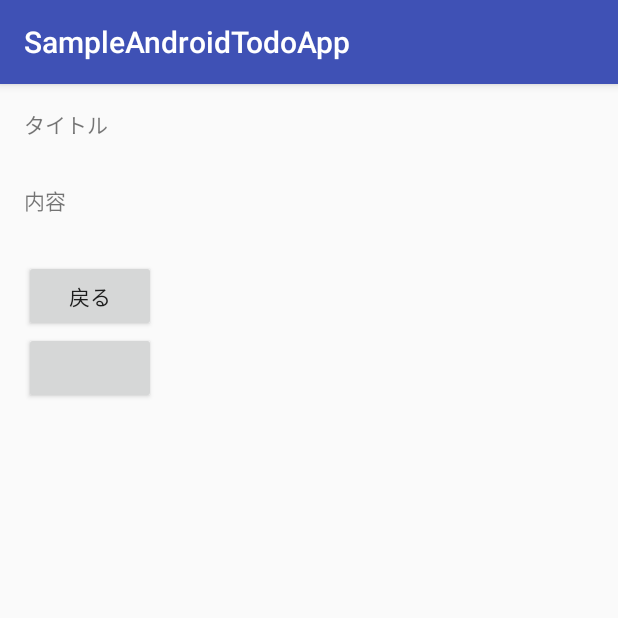
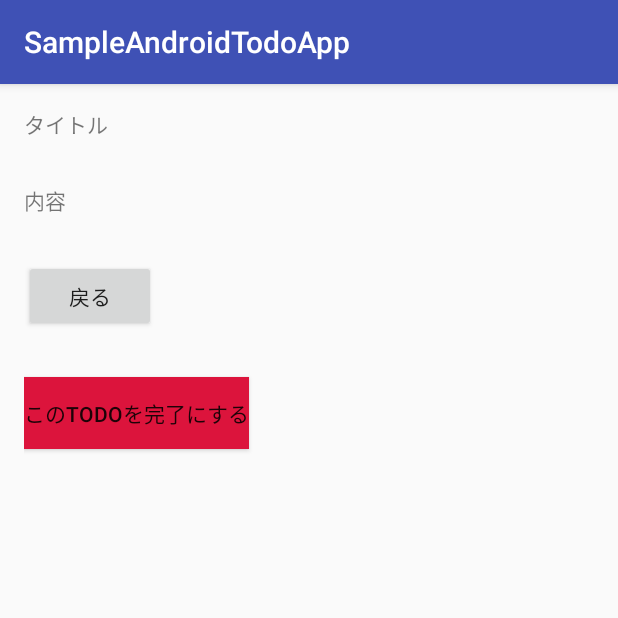
Before and after one commit to YutaKosuki/SampleAndroidTodoApp, an Android app: the TodoDetailActivity screen opened directly, with no data from a screen before it, on a phone screen of 412 x 824 dp, the top half of it. Run offline under Robolectric (Android 15) with nearby library versions, the phone set to English and light mode, and no system bars.

Commit message:
Todoを完了して一覧に出ないようにできるようにする

```diff
--- a/app/src/main/java/com/example/kosuk_000/sampleandroidtodoapp/MainActivity.java
+++ b/app/src/main/java/com/example/kosuk_000/sampleandroidtodoapp/MainActivity.java
@@ -80,6 +80,7 @@ public class MainActivity extends AppCompatActivity {
 
                 intent.putExtra(Todo.COLUMN_NAME_TITLE, cursor.getString(cursor.getColumnIndex(Todo.COLUMN_NAME_TITLE)));
                 intent.putExtra(Todo.COLUMN_NAME_CONTENT, cursor.getString(cursor.getColumnIndex(Todo.COLUMN_NAME_CONTENT)));
+                intent.putExtra(Todo.COLUMN_NAME_ID, cursor.getString(cursor.getColumnIndex(Todo.COLUMN_NAME_ID)));
                 startActivity(intent);
             }
         });
--- a/app/src/main/java/com/example/kosuk_000/sampleandroidtodoapp/TodoDetailActivity.java
+++ b/app/src/main/java/com/example/kosuk_000/sampleandroidtodoapp/TodoDetailActivity.java
@@ -1,6 +1,8 @@
 package com.example.kosuk_000.sampleandroidtodoapp;
 
+import android.content.ContentValues;
 import android.content.Intent;
+import android.database.sqlite.SQLiteDatabase;
 import android.support.v7.app.AppCompatActivity;
 import android.os.Bundle;
 import android.util.Log;
@@ -15,7 +17,11 @@ public class TodoDetailActivity extends AppCompatActivity {
         super.onCreate(savedInstanceState);
         setContentView(R.layout.activity_todo_detail);
 
-        Intent intent = getIntent();
+        MyOpenHelper helper = new MyOpenHelper(this);
+        final SQLiteDatabase db = helper.getWritableDatabase();
+
+
+        final Intent intent = getIntent();
 
         TextView textViewId = (TextView) findViewById(R.id.todo_detail_title_data);
         textViewId.setText(intent.getStringExtra(Todo.COLUMN_NAME_TITLE));
@@ -31,5 +37,18 @@ public class TodoDetailActivity extends AppCompatActivity {
                 startActivity(intent);
             }
         });
+
+        Button btn_todo_complete = (Button) findViewById(R.id.btn_todo_complete);
+        btn_todo_complete.setOnClickListener(new View.OnClickListener() {
+            @Override
+            public void onClick(View v) {
+                ContentValues values = new ContentValues();
+                values.put(Todo.COLUMN_NAME_STATUS, Todo.STATUS_COMPLETE.toString());
+                db.update(Todo.TODO_TABLE_NAME, values, Todo.COLUMN_NAME_ID + " = ?", new String[]{intent.getStringExtra(Todo.COLUMN_NAME_ID)});
+
+                Intent intent = new Intent(TodoDetailActivity.this, MainActivity.class);
+                startActivity(intent);
+            }
+        });
     }
 }
--- a/app/src/main/res/layout/activity_todo_detail.xml
+++ b/app/src/main/res/layout/activity_todo_detail.xml
@@ -59,7 +59,10 @@
     <Button
         android:layout_width="wrap_content"
         android:layout_height="wrap_content"
-        android:id="@+id/btn_todo_delete"
-        android:layout_below="@+id/btn_to_main"/>
+        android:id="@+id/btn_todo_complete"
+        android:text="@string/btn_todo_complete"
+        android:layout_below="@+id/btn_to_main"
+        android:layout_marginTop="30dp"
+        android:background="#DC143C"/>
 
 </RelativeLayout>
--- a/app/src/main/res/values/strings.xml
+++ b/app/src/main/res/values/strings.xml
@@ -7,6 +7,6 @@
     <string name="btn_entry">登録</string>
     <string name="btn_to_main">戻る</string>
     <string name="btn_all_delete">全て削除</string>
-    <string name="btn_todo_delete">これは終了した</string>
+    <string name="btn_todo_complete">このTODOを完了にする</string>
     <string name="todo_entry_description">やることを入力してください</string>
 </resources>
```
